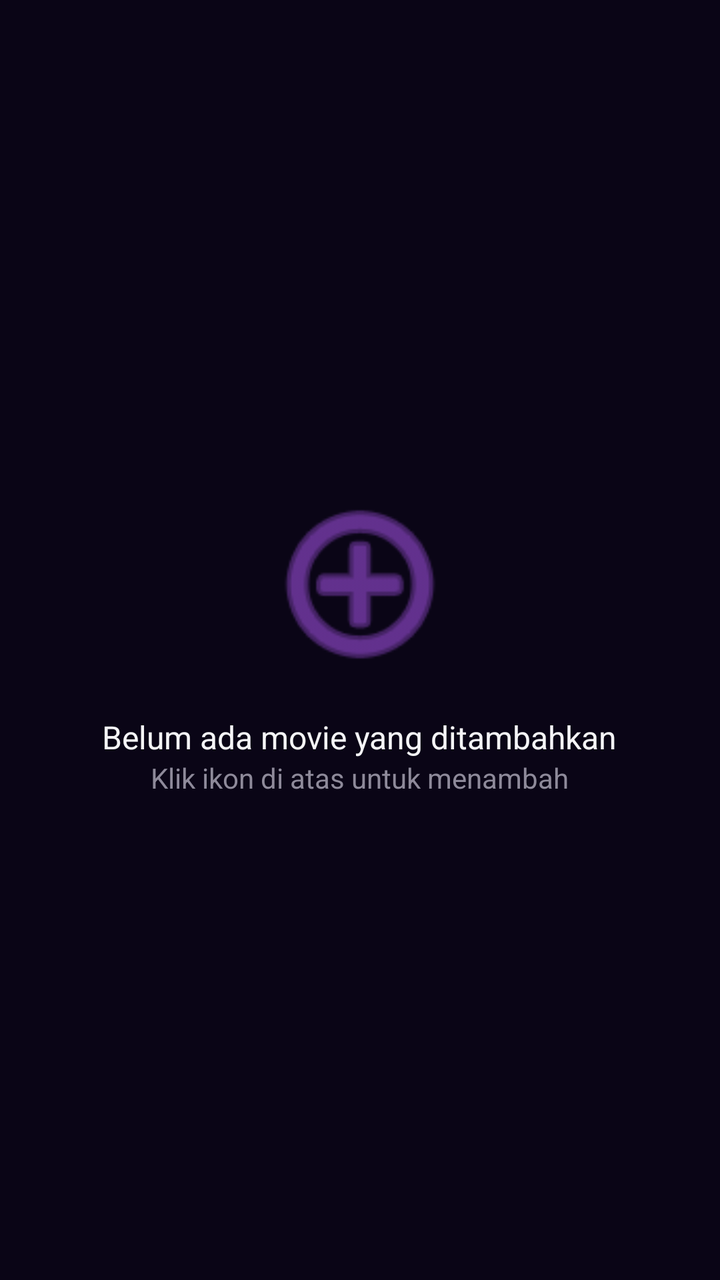
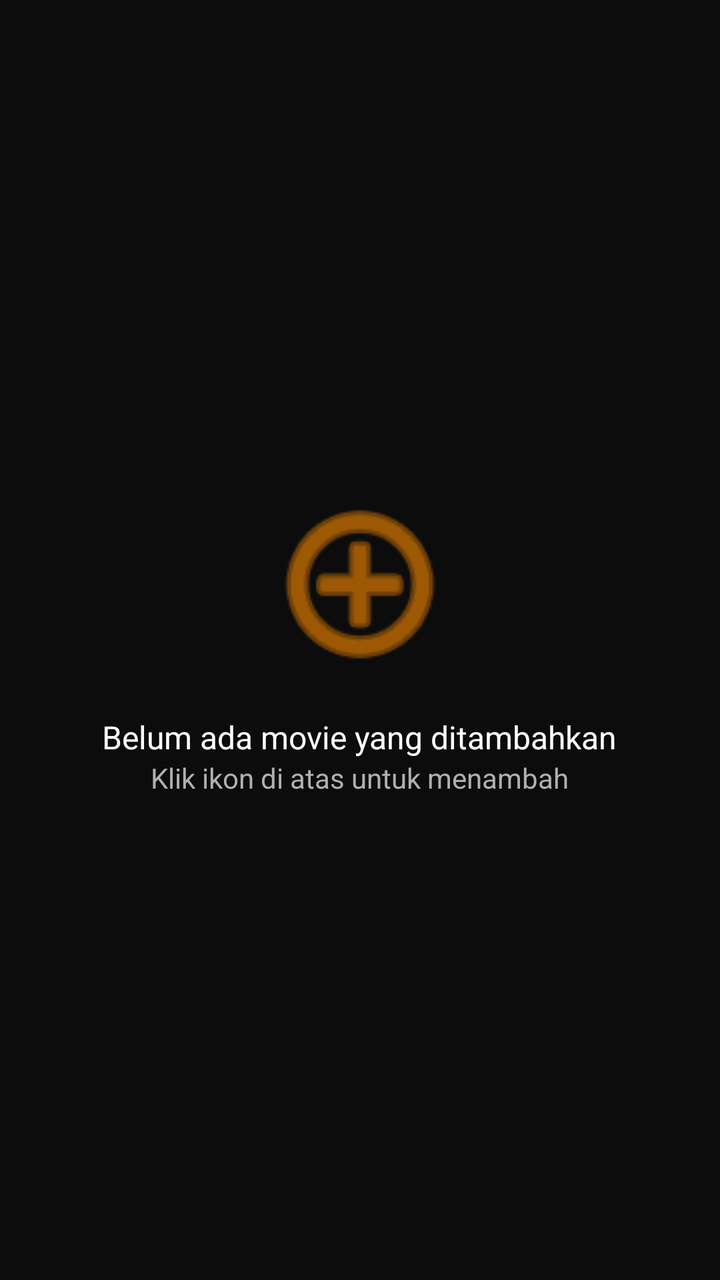

An Android layout rendered at two revisions. The XML below is the earlier revision; the diff shows what the commit changed to produce the second picture.
<!-- AndroidManifest.xml: application theme Theme.CinemaPE -->
<!-- res/layout/fragment_add_movie.xml -->
<?xml version="1.0" encoding="utf-8"?>
<FrameLayout xmlns:android="http://schemas.android.com/apk/res/android"
    xmlns:app="http://schemas.android.com/apk/res-auto"
    android:layout_width="match_parent"
    android:layout_height="match_parent"
    android:background="@color/purple_bg_dark">

    
    <LinearLayout
        android:id="@+id/layout_list_state"
        android:layout_width="match_parent"
        android:layout_height="match_parent"
        android:orientation="vertical"
        android:visibility="gone">

        <TextView
            android:layout_width="match_parent"
            android:layout_height="wrap_content"
            android:padding="16dp"
            android:text="Koleksi Movie Anda"
            android:textColor="@color/text_main"
            android:textSize="20sp"
            android:textStyle="bold" />

        <androidx.recyclerview.widget.RecyclerView
            android:id="@+id/rv_added_movies"
            android:layout_width="match_parent"
            android:layout_height="match_parent"
            android:clipToPadding="false"
            android:paddingBottom="80dp" />
    </LinearLayout>

    
    <LinearLayout
        android:id="@+id/layout_empty_state"
        android:layout_width="match_parent"
        android:layout_height="match_parent"
        android:gravity="center"
        android:orientation="vertical"
        android:padding="32dp"
        android:visibility="visible">

        <ImageView
            android:id="@+id/iv_add_placeholder"
            android:layout_width="100dp"
            android:layout_height="100dp"
            android:background="?attr/selectableItemBackgroundBorderless"
            android:clickable="true"
            android:focusable="true"
            android:src="@android:drawable/ic_menu_add"
            android:tint="@color/purple_primary" />

        <TextView
            android:layout_width="wrap_content"
            android:layout_height="wrap_content"
            android:layout_marginTop="16dp"
            android:text="Belum ada movie yang ditambahkan"
            android:textAlignment="center"
            android:textColor="@color/text_main"
            android:textSize="16sp" />

        <TextView
            android:layout_width="wrap_content"
            android:layout_height="wrap_content"
            android:text="Klik ikon di atas untuk menambah"
            android:textColor="@color/text_muted"
            android:textSize="14sp" />
    </LinearLayout>

    
    <ScrollView
        android:id="@+id/layout_form"
        android:layout_width="match_parent"
        android:layout_height="match_parent"
        android:background="@color/purple_bg_dark"
        android:visibility="gone">

        <LinearLayout
            android:layout_width="match_parent"
            android:layout_height="wrap_content"
            android:orientation="vertical"
            android:padding="16dp">

            <TextView
                android:layout_width="match_parent"
                android:layout_height="wrap_content"
                android:layout_marginBottom="24dp"
                android:text="Tambah Movie Baru"
                android:textAlignment="center"
                android:textColor="@color/text_main"
                android:textSize="24sp"
                android:textStyle="bold" />

            <com.google.android.material.textfield.TextInputLayout
                android:layout_width="match_parent"
                android:layout_height="wrap_content"
                android:layout_marginBottom="8dp"
                android:hint="Judul Movie"
                android:textColorHint="@color/text_muted"
                app:hintTextColor="@color/purple_primary"
                app:boxStrokeColor="@color/purple_primary"
                app:boxStrokeWidth="1dp"
                app:boxStrokeWidthFocused="2dp"
                style="@style/Widget.MaterialComponents.TextInputLayout.OutlinedBox">

                <com.google.android.material.textfield.TextInputEditText
                    android:id="@+id/et_add_title"
                    android:layout_width="match_parent"
                    android:layout_height="wrap_content"
                    android:textColor="@color/text_main" />
            </com.google.android.material.textfield.TextInputLayout>

            <com.google.android.material.textfield.TextInputLayout
                android:layout_width="match_parent"
                android:layout_height="wrap_content"
                android:layout_marginBottom="8dp"
                android:hint="Kategori"
                android:textColorHint="@color/text_muted"
                app:hintTextColor="@color/purple_primary"
                app:boxStrokeColor="@color/purple_primary"
                app:boxStrokeWidth="1dp"
                app:boxStrokeWidthFocused="2dp"
                style="@style/Widget.MaterialComponents.TextInputLayout.OutlinedBox">

                <com.google.android.material.textfield.TextInputEditText
                    android:id="@+id/et_add_category"
                    android:layout_width="match_parent"
                    android:layout_height="wrap_content"
                    android:textColor="@color/text_main" />
            </com.google.android.material.textfield.TextInputLayout>

            <com.google.android.material.textfield.TextInputLayout
                android:layout_width="match_parent"
                android:layout_height="wrap_content"
                android:layout_marginBottom="8dp"
                android:hint="Skor Rating"
                android:textColorHint="@color/text_muted"
                app:hintTextColor="@color/purple_primary"
                app:boxStrokeColor="@color/purple_primary"
                app:boxStrokeWidth="1dp"
                app:boxStrokeWidthFocused="2dp"
                style="@style/Widget.MaterialComponents.TextInputLayout.OutlinedBox">

                <com.google.android.material.textfield.TextInputEditText
                    android:id="@+id/et_add_rating"
                    android:layout_width="match_parent"
                    android:layout_height="wrap_content"
                    android:inputType="numberDecimal"
                    android:textColor="@color/text_main" />
            </com.google.android.material.textfield.TextInputLayout>

            <com.google.android.material.textfield.TextInputLayout
                android:layout_width="match_parent"
                android:layout_height="wrap_content"
                android:layout_marginBottom="8dp"
                android:hint="URL Poster"
                android:textColorHint="@color/text_muted"
                app:hintTextColor="@color/purple_primary"
                app:boxStrokeColor="@color/purple_primary"
                app:boxStrokeWidth="1dp"
                app:boxStrokeWidthFocused="2dp"
                style="@style/Widget.MaterialComponents.TextInputLayout.OutlinedBox">

                <com.google.android.material.textfield.TextInputEditText
                    android:id="@+id/et_add_poster"
                    android:layout_width="match_parent"
                    android:layout_height="wrap_content"
                    android:textColor="@color/text_main" />
            </com.google.android.material.textfield.TextInputLayout>

            <com.google.android.material.textfield.TextInputLayout
                android:layout_width="match_parent"
                android:layout_height="wrap_content"
                android:layout_marginBottom="8dp"
                android:hint="URL Trailer"
                android:textColorHint="@color/text_muted"
                app:hintTextColor="@color/purple_primary"
                app:boxStrokeColor="@color/purple_primary"
                app:boxStrokeWidth="1dp"
                app:boxStrokeWidthFocused="2dp"
                style="@style/Widget.MaterialComponents.TextInputLayout.OutlinedBox">

                <com.google.android.material.textfield.TextInputEditText
                    android:id="@+id/et_add_trailer"
                    android:layout_width="match_parent"
                    android:layout_height="wrap_content"
                    android:textColor="@color/text_main" />
            </com.google.android.material.textfield.TextInputLayout>

            <com.google.android.material.textfield.TextInputLayout
                android:layout_width="match_parent"
                android:layout_height="wrap_content"
                android:layout_marginBottom="16dp"
                android:hint="Ringkasan"
                android:textColorHint="@color/text_muted"
                app:hintTextColor="@color/purple_primary"
                app:boxStrokeColor="@color/purple_primary"
                app:boxStrokeWidth="1dp"
                app:boxStrokeWidthFocused="2dp"
                style="@style/Widget.MaterialComponents.TextInputLayout.OutlinedBox">

                <com.google.android.material.textfield.TextInputEditText
                    android:id="@+id/et_add_description"
                    android:layout_width="match_parent"
                    android:layout_height="wrap_content"
                    android:gravity="top"
                    android:inputType="textMultiLine"
                    android:lines="4"
                    android:textColor="@color/text_main" />
            </com.google.android.material.textfield.TextInputLayout>

            <Button
                android:id="@+id/btn_save_movie"
                android:layout_width="match_parent"
                android:layout_height="wrap_content"
                android:backgroundTint="@color/purple_primary"
                android:text="Simpan Movie"
                android:textColor="@color/white"
                android:textStyle="bold"
                app:cornerRadius="8dp" />

            <Button
                android:id="@+id/btn_cancel_add"
                style="@style/Widget.MaterialComponents.Button.TextButton"
                android:layout_width="match_parent"
                android:layout_height="wrap_content"
                android:text="Batal"
                android:textColor="@color/purple_primary" />

        </LinearLayout>
    </ScrollView>

    
    <com.google.android.material.floatingactionbutton.FloatingActionButton
        android:id="@+id/fab_add_movie"
        android:layout_width="wrap_content"
        android:layout_height="wrap_content"
        android:layout_gravity="bottom|end"
        android:layout_margin="16dp"
        android:src="@android:drawable/ic_input_add"
        android:visibility="gone"
        app:backgroundTint="@color/purple_primary"
        app:tint="@color/white" />

</FrameLayout>
<!-- resources referenced by this layout -->
<resources>
  <color name="purple_bg_dark">#FF0A0516</color>
  <color name="purple_primary">#FF9D4EDD</color>
  <color name="text_main">#FFF5F5F7</color>
  <color name="text_muted">#FF8E8A9A</color>
  <color name="white">#FFFFFFFF</color>
  <style name="Theme.CinemaPE" parent="Base.Theme.CinemaPE" />
  <style name="Base.Theme.CinemaPE" parent="Theme.Material3.Dark.NoActionBar">
          <item name="colorPrimary">@color/purple_primary</item>
          <item name="colorOnPrimary">@color/purple_bg_dark</item>
  
          <item name="android:windowBackground">@color/purple_bg_dark</item>
          <item name="colorSurface">@color/purple_card_dark</item>
          <item name="colorOnSurface">@color/text_main</item>
  
          <item name="colorPrimaryContainer">@color/purple_bg_dark</item>
          <item name="colorOnPrimaryContainer">@color/purple_primary</item>
          <item name="colorSurfaceVariant">@color/purple_bg_dark</item>
  
          <item name="colorSecondaryContainer">#269D4EDD</item>
          <item name="colorOnSecondaryContainer">@color/purple_primary</item>
  
          <item name="android:statusBarColor">@color/purple_bg_dark</item>
      </style>
  <color name="purple_card_dark">#FF181126</color>
</resources>

<!-- the commit's change to res/layout/fragment_add_movie.xml (unified diff, before → after) -->
@@ -3,7 +3,7 @@
     xmlns:app="http://schemas.android.com/apk/res-auto"
     android:layout_width="match_parent"
     android:layout_height="match_parent"
-    android:background="@color/purple_bg_dark">
+    android:background="@color/black_bg_dark">
 
     
     <LinearLayout
@@ -48,7 +48,7 @@
             android:clickable="true"
             android:focusable="true"
             android:src="@android:drawable/ic_menu_add"
-            android:tint="@color/purple_primary" />
+            android:tint="@color/orange_primary" />
 
         <TextView
             android:layout_width="wrap_content"
@@ -72,7 +72,7 @@
         android:id="@+id/layout_form"
         android:layout_width="match_parent"
         android:layout_height="match_parent"
-        android:background="@color/purple_bg_dark"
+        android:background="@color/black_bg_dark"
         android:visibility="gone">
 
         <LinearLayout
@@ -97,8 +97,8 @@
                 android:layout_marginBottom="8dp"
                 android:hint="Judul Movie"
                 android:textColorHint="@color/text_muted"
-                app:hintTextColor="@color/purple_primary"
-                app:boxStrokeColor="@color/purple_primary"
+                app:hintTextColor="@color/orange_primary"
+                app:boxStrokeColor="@color/orange_primary"
                 app:boxStrokeWidth="1dp"
                 app:boxStrokeWidthFocused="2dp"
                 style="@style/Widget.MaterialComponents.TextInputLayout.OutlinedBox">
@@ -116,8 +116,8 @@
                 android:layout_marginBottom="8dp"
                 android:hint="Kategori"
                 android:textColorHint="@color/text_muted"
-                app:hintTextColor="@color/purple_primary"
-                app:boxStrokeColor="@color/purple_primary"
+                app:hintTextColor="@color/orange_primary"
+                app:boxStrokeColor="@color/orange_primary"
                 app:boxStrokeWidth="1dp"
                 app:boxStrokeWidthFocused="2dp"
                 style="@style/Widget.MaterialComponents.TextInputLayout.OutlinedBox">
@@ -135,8 +135,8 @@
                 android:layout_marginBottom="8dp"
                 android:hint="Skor Rating"
                 android:textColorHint="@color/text_muted"
-                app:hintTextColor="@color/purple_primary"
-                app:boxStrokeColor="@color/purple_primary"
+                app:hintTextColor="@color/orange_primary"
+                app:boxStrokeColor="@color/orange_primary"
                 app:boxStrokeWidth="1dp"
                 app:boxStrokeWidthFocused="2dp"
                 style="@style/Widget.MaterialComponents.TextInputLayout.OutlinedBox">
@@ -155,8 +155,8 @@
                 android:layout_marginBottom="8dp"
                 android:hint="URL Poster"
                 android:textColorHint="@color/text_muted"
-                app:hintTextColor="@color/purple_primary"
-                app:boxStrokeColor="@color/purple_primary"
+                app:hintTextColor="@color/orange_primary"
+                app:boxStrokeColor="@color/orange_primary"
                 app:boxStrokeWidth="1dp"
                 app:boxStrokeWidthFocused="2dp"
                 style="@style/Widget.MaterialComponents.TextInputLayout.OutlinedBox">
@@ -174,8 +174,8 @@
                 android:layout_marginBottom="8dp"
                 android:hint="URL Trailer"
                 android:textColorHint="@color/text_muted"
-                app:hintTextColor="@color/purple_primary"
-                app:boxStrokeColor="@color/purple_primary"
+                app:hintTextColor="@color/orange_primary"
+                app:boxStrokeColor="@color/orange_primary"
                 app:boxStrokeWidth="1dp"
                 app:boxStrokeWidthFocused="2dp"
                 style="@style/Widget.MaterialComponents.TextInputLayout.OutlinedBox">
@@ -193,8 +193,8 @@
                 android:layout_marginBottom="16dp"
                 android:hint="Ringkasan"
                 android:textColorHint="@color/text_muted"
-                app:hintTextColor="@color/purple_primary"
-                app:boxStrokeColor="@color/purple_primary"
+                app:hintTextColor="@color/orange_primary"
+                app:boxStrokeColor="@color/orange_primary"
                 app:boxStrokeWidth="1dp"
                 app:boxStrokeWidthFocused="2dp"
                 style="@style/Widget.MaterialComponents.TextInputLayout.OutlinedBox">
@@ -213,9 +213,9 @@
                 android:id="@+id/btn_save_movie"
                 android:layout_width="match_parent"
                 android:layout_height="wrap_content"
-                android:backgroundTint="@color/purple_primary"
+                android:backgroundTint="@color/orange_primary"
                 android:text="Simpan Movie"
-                android:textColor="@color/white"
+                android:textColor="@color/black_bg_dark"
                 android:textStyle="bold"
                 app:cornerRadius="8dp" />
 
@@ -225,7 +225,7 @@
                 android:layout_width="match_parent"
                 android:layout_height="wrap_content"
                 android:text="Batal"
-                android:textColor="@color/purple_primary" />
+                android:textColor="@color/orange_primary" />
 
         </LinearLayout>
     </ScrollView>
@@ -239,7 +239,7 @@
         android:layout_margin="16dp"
         android:src="@android:drawable/ic_input_add"
         android:visibility="gone"
-        app:backgroundTint="@color/purple_primary"
-        app:tint="@color/white" />
+        app:backgroundTint="@color/orange_primary"
+        app:tint="@color/black_bg_dark" />
 
 </FrameLayout>
<!-- resource entries referenced after the edit -->
@@ -1,28 +1,28 @@
 <!-- resources referenced by this layout -->
 <resources>
-  <color name="purple_bg_dark">#FF0A0516</color>
-  <color name="purple_primary">#FF9D4EDD</color>
-  <color name="text_main">#FFF5F5F7</color>
-  <color name="text_muted">#FF8E8A9A</color>
-  <color name="white">#FFFFFFFF</color>
+  <color name="black_bg_dark">#0C0C0C</color>
+  <color name="orange_primary">#FF8C00</color>
+  <color name="text_main">#FFFFFF</color>
+  <color name="text_muted">#B0B0B0</color>
   <style name="Theme.CinemaPE" parent="Base.Theme.CinemaPE" />
   <style name="Base.Theme.CinemaPE" parent="Theme.Material3.Dark.NoActionBar">
-          <item name="colorPrimary">@color/purple_primary</item>
-          <item name="colorOnPrimary">@color/purple_bg_dark</item>
+          
+          <item name="colorPrimary">@color/orange_primary</item>
+          <item name="colorOnPrimary">@color/black_bg_dark</item>
   
-          <item name="android:windowBackground">@color/purple_bg_dark</item>
-          <item name="colorSurface">@color/purple_card_dark</item>
+          <item name="android:windowBackground">@color/black_bg_dark</item>
+          <item name="colorSurface">@color/black_card_dark</item>
           <item name="colorOnSurface">@color/text_main</item>
   
-          <item name="colorPrimaryContainer">@color/purple_bg_dark</item>
-          <item name="colorOnPrimaryContainer">@color/purple_primary</item>
-          <item name="colorSurfaceVariant">@color/purple_bg_dark</item>
+          <item name="colorPrimaryContainer">@color/black_bg_dark</item>
+          <item name="colorOnPrimaryContainer">@color/orange_primary</item>
+          <item name="colorSurfaceVariant">@color/black_bg_dark</item>
   
-          <item name="colorSecondaryContainer">#269D4EDD</item>
-          <item name="colorOnSecondaryContainer">@color/purple_primary</item>
+          <item name="colorSecondaryContainer">#26FF8C00</item> 
+          <item name="colorOnSecondaryContainer">@color/orange_primary</item>
   
-          <item name="android:statusBarColor">@color/purple_bg_dark</item>
+          <item name="android:statusBarColor">@color/black_bg_dark</item>
       </style>
-  <color name="purple_card_dark">#FF181126</color>
+  <color name="black_card_dark">#1A1A1A</color>
 </resources>
 
